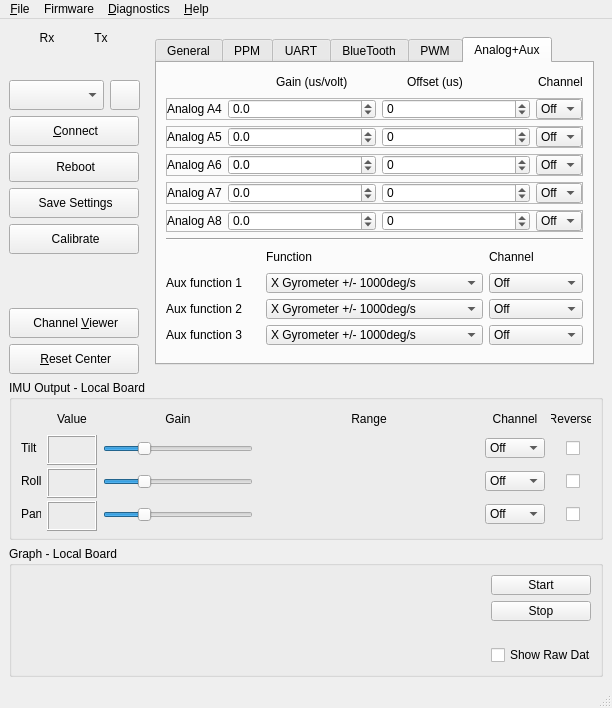
L1cardo/HeadTracker_CN, file gui/src/mainwindow.ui: the form before one commit.
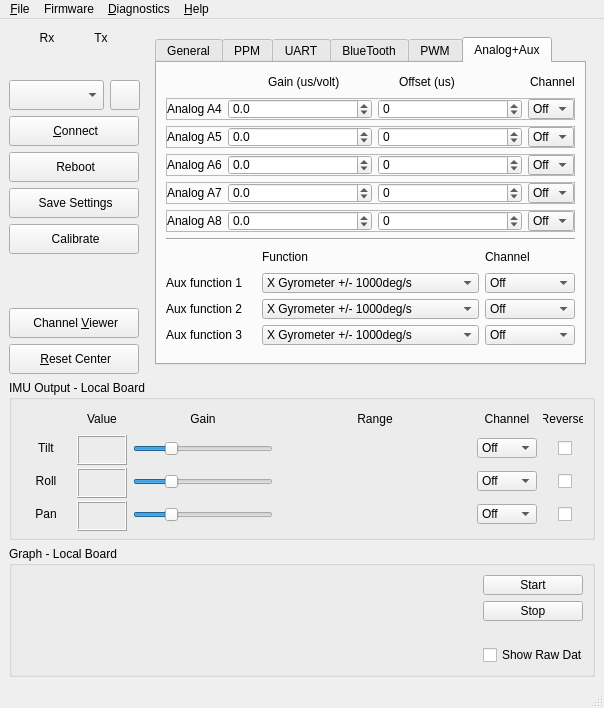
The form after the commit. The open tabs and pages were chosen to show the change. Icons and pictures are not drawn. Custom widgets are drawn as their Qt base class.

Commit message: fix scrach issue

```diff
--- a/gui/src/mainwindow.ui
+++ b/gui/src/mainwindow.ui
@@ -6,7 +6,7 @@
    <rect>
     <x>0</x>
     <y>0</y>
-    <width>587</width>
+    <width>595</width>
     <height>708</height>
    </rect>
   </property>
@@ -3209,6 +3209,12 @@
                    </item>
                    <item>
                     <widget class="QDoubleSpinBox" name="spnA0Gain">
+                     <property name="sizePolicy">
+                      <sizepolicy hsizetype="Minimum" vsizetype="Minimum">
+                       <horstretch>0</horstretch>
+                       <verstretch>0</verstretch>
+                      </sizepolicy>
+                     </property>
                      <property name="minimumSize">
                       <size>
                        <width>0</width>
@@ -3234,6 +3240,12 @@
                    </item>
                    <item>
                     <widget class="QSpinBox" name="spnA0Off">
+                     <property name="sizePolicy">
+                      <sizepolicy hsizetype="Minimum" vsizetype="Minimum">
+                       <horstretch>0</horstretch>
+                       <verstretch>0</verstretch>
+                      </sizepolicy>
+                     </property>
                      <property name="minimumSize">
                       <size>
                        <width>0</width>
@@ -3257,7 +3269,7 @@
                    <item>
                     <widget class="QComboBox" name="cmbA0Ch">
                      <property name="sizePolicy">
-                      <sizepolicy hsizetype="Maximum" vsizetype="Fixed">
+                      <sizepolicy hsizetype="Maximum" vsizetype="Minimum">
                        <horstretch>0</horstretch>
                        <verstretch>0</verstretch>
                       </sizepolicy>
@@ -3415,6 +3427,12 @@
                    </item>
                    <item>
                     <widget class="QDoubleSpinBox" name="spnA1Gain">
+                     <property name="sizePolicy">
+                      <sizepolicy hsizetype="Minimum" vsizetype="Minimum">
+                       <horstretch>0</horstretch>
+                       <verstretch>0</verstretch>
+                      </sizepolicy>
+                     </property>
                      <property name="minimumSize">
                       <size>
                        <width>0</width>
@@ -3440,6 +3458,12 @@
                    </item>
                    <item>
                     <widget class="QSpinBox" name="spnA1Off">
+                     <property name="sizePolicy">
+                      <sizepolicy hsizetype="Minimum" vsizetype="Minimum">
+                       <horstretch>0</horstretch>
+                       <verstretch>0</verstretch>
+                      </sizepolicy>
+                     </property>
                      <property name="minimumSize">
                       <size>
                        <width>0</width>
@@ -3463,7 +3487,7 @@
                    <item>
                     <widget class="QComboBox" name="cmbA1Ch">
                      <property name="sizePolicy">
-                      <sizepolicy hsizetype="Maximum" vsizetype="Fixed">
+                      <sizepolicy hsizetype="Maximum" vsizetype="Minimum">
                        <horstretch>0</horstretch>
                        <verstretch>0</verstretch>
                       </sizepolicy>
@@ -3621,6 +3645,12 @@
                    </item>
                    <item>
                     <widget class="QDoubleSpinBox" name="spnA2Gain">
+                     <property name="sizePolicy">
+                      <sizepolicy hsizetype="Minimum" vsizetype="Minimum">
+                       <horstretch>0</horstretch>
+                       <verstretch>0</verstretch>
+                      </sizepolicy>
+                     </property>
                      <property name="minimumSize">
                       <size>
                        <width>0</width>
@@ -3646,6 +3676,12 @@
                    </item>
                    <item>
                     <widget class="QSpinBox" name="spnA2Off">
+                     <property name="sizePolicy">
+                      <sizepolicy hsizetype="Minimum" vsizetype="Minimum">
+                       <horstretch>0</horstretch>
+                       <verstretch>0</verstretch>
+                      </sizepolicy>
+                     </property>
                      <property name="minimumSize">
                       <size>
                        <width>0</width>
@@ -3669,7 +3705,7 @@
                    <item>
                     <widget class="QComboBox" name="cmbA2Ch">
                      <property name="sizePolicy">
-                      <sizepolicy hsizetype="Maximum" vsizetype="Fixed">
+                      <sizepolicy hsizetype="Maximum" vsizetype="Minimum">
                        <horstretch>0</horstretch>
                        <verstretch>0</verstretch>
                       </sizepolicy>
@@ -3827,6 +3863,12 @@
                    </item>
                    <item>
                     <widget class="QDoubleSpinBox" name="spnA3Gain">
+                     <property name="sizePolicy">
+                      <sizepolicy hsizetype="Minimum" vsizetype="Minimum">
+                       <horstretch>0</horstretch>
+                       <verstretch>0</verstretch>
+                      </sizepolicy>
+                     </property>
                      <property name="minimumSize">
                       <size>
                        <width>0</width>
@@ -3852,6 +3894,12 @@
                    </item>
                    <item>
                     <widget class="QSpinBox" name="spnA3Off">
+                     <property name="sizePolicy">
+                      <sizepolicy hsizetype="Minimum" vsizetype="Minimum">
+                       <horstretch>0</horstretch>
+                       <verstretch>0</verstretch>
+                      </sizepolicy>
+                     </property>
                      <property name="minimumSize">
                       <size>
                        <width>0</width>
@@ -3875,7 +3923,7 @@
                    <item>
                     <widget class="QComboBox" name="cmbA3Ch">
                      <property name="sizePolicy">
-                      <sizepolicy hsizetype="Maximum" vsizetype="Fixed">
+                      <sizepolicy hsizetype="Maximum" vsizetype="Minimum">
                        <horstretch>0</horstretch>
                        <verstretch>0</verstretch>
                       </sizepolicy>
@@ -4033,6 +4081,12 @@
                    </item>
                    <item>
                     <widget class="QDoubleSpinBox" name="spnA4Gain">
+                     <property name="sizePolicy">
+                      <sizepolicy hsizetype="Minimum" vsizetype="Minimum">
+                       <horstretch>0</horstretch>
+                       <verstretch>0</verstretch>
+                      </sizepolicy>
+                     </property>
                      <property name="minimumSize">
                       <size>
                        <width>0</width>
@@ -4058,6 +4112,12 @@
                    </item>
                    <item>
                     <widget class="QSpinBox" name="spnA4Off">
+                     <property name="sizePolicy">
+                      <sizepolicy hsizetype="Minimum" vsizetype="Minimum">
+                       <horstretch>0</horstretch>
+                       <verstretch>0</verstretch>
+                      </sizepolicy>
+                     </property>
                      <property name="minimumSize">
                       <size>
                        <width>0</width>
@@ -4081,7 +4141,7 @@
                    <item>
                     <widget class="QComboBox" name="cmbA4Ch">
                      <property name="sizePolicy">
-                      <sizepolicy hsizetype="Maximum" vsizetype="Fixed">
+                      <sizepolicy hsizetype="Maximum" vsizetype="Minimum">
                        <horstretch>0</horstretch>
                        <verstretch>0</verstretch>
                       </sizepolicy>
@@ -4863,7 +4923,7 @@
          </property>
          <property name="minimumSize">
           <size>
-           <width>150</width>
+           <width>140</width>
            <height>30</height>
           </size>
          </property>
@@ -5121,7 +5181,7 @@
          </property>
          <property name="minimumSize">
           <size>
-           <width>150</width>
+           <width>140</width>
            <height>30</height>
           </size>
          </property>
@@ -5146,7 +5206,7 @@
          </property>
          <property name="minimumSize">
           <size>
-           <width>220</width>
+           <width>140</width>
            <height>20</height>
           </size>
          </property>
@@ -5174,19 +5234,22 @@
          </property>
          <property name="minimumSize">
           <size>
-           <width>20</width>
+           <width>50</width>
            <height>20</height>
           </size>
          </property>
          <property name="maximumSize">
           <size>
-           <width>20</width>
+           <width>50</width>
            <height>20</height>
           </size>
          </property>
          <property name="text">
           <string>Tilt</string>
          </property>
+         <property name="alignment">
+          <set>Qt::AlignmentFlag::AlignCenter</set>
+         </property>
         </widget>
        </item>
        <item row="3" column="0">
@@ -5199,19 +5262,22 @@
          </property>
          <property name="minimumSize">
           <size>
-           <width>20</width>
+           <width>50</width>
            <height>20</height>
           </size>
          </property>
          <property name="maximumSize">
           <size>
-           <width>20</width>
+           <width>50</width>
            <height>20</height>
           </size>
          </property>
          <property name="text">
           <string>Roll</string>
          </property>
+         <property name="alignment">
+          <set>Qt::AlignmentFlag::AlignCenter</set>
+         </property>
         </widget>
        </item>
        <item row="3" column="1">
@@ -5263,19 +5329,22 @@
          </property>
          <property name="minimumSize">
           <size>
-           <width>20</width>
+           <width>50</width>
            <height>20</height>
           </size>
          </property>
          <property name="maximumSize">
           <size>
-           <width>20</width>
+           <width>50</width>
            <height>20</height>
           </size>
          </property>
          <property name="text">
           <string>Pan</string>
          </property>
+         <property name="alignment">
+          <set>Qt::AlignmentFlag::AlignCenter</set>
+         </property>
         </widget>
        </item>
        <item row="0" column="6">
@@ -5319,7 +5388,7 @@
          </property>
          <property name="minimumSize">
           <size>
-           <width>150</width>
+           <width>140</width>
            <height>0</height>
           </size>
          </property>
@@ -5503,7 +5572,7 @@
          </property>
          <property name="minimumSize">
           <size>
-           <width>150</width>
+           <width>140</width>
            <height>30</height>
           </size>
          </property>
@@ -5528,7 +5597,7 @@
          </property>
          <property name="minimumSize">
           <size>
-           <width>150</width>
+           <width>140</width>
            <height>0</height>
           </size>
          </property>
@@ -5672,7 +5741,7 @@
          </property>
          <property name="minimumSize">
           <size>
-           <width>150</width>
+           <width>140</width>
            <height>0</height>
           </size>
          </property>
@@ -5752,7 +5821,7 @@
          </property>
          <property name="minimumSize">
           <size>
-           <width>150</width>
+           <width>140</width>
            <height>20</height>
           </size>
          </property>
@@ -5811,6 +5880,9 @@
         <layout class="QVBoxLayout" name="SideBarVerticalLayout">
          <item>
           <widget class="QPushButton" name="cmdStartGraph">
+           <property name="enabled">
+            <bool>true</bool>
+           </property>
            <property name="minimumSize">
             <size>
              <width>100</width>
@@ -5900,7 +5972,7 @@
     <rect>
      <x>0</x>
      <y>0</y>
-     <width>587</width>
+     <width>595</width>
      <height>20</height>
     </rect>
    </property>
```
Left out of the diff: 54 changed lines with no effect on the pictures.
